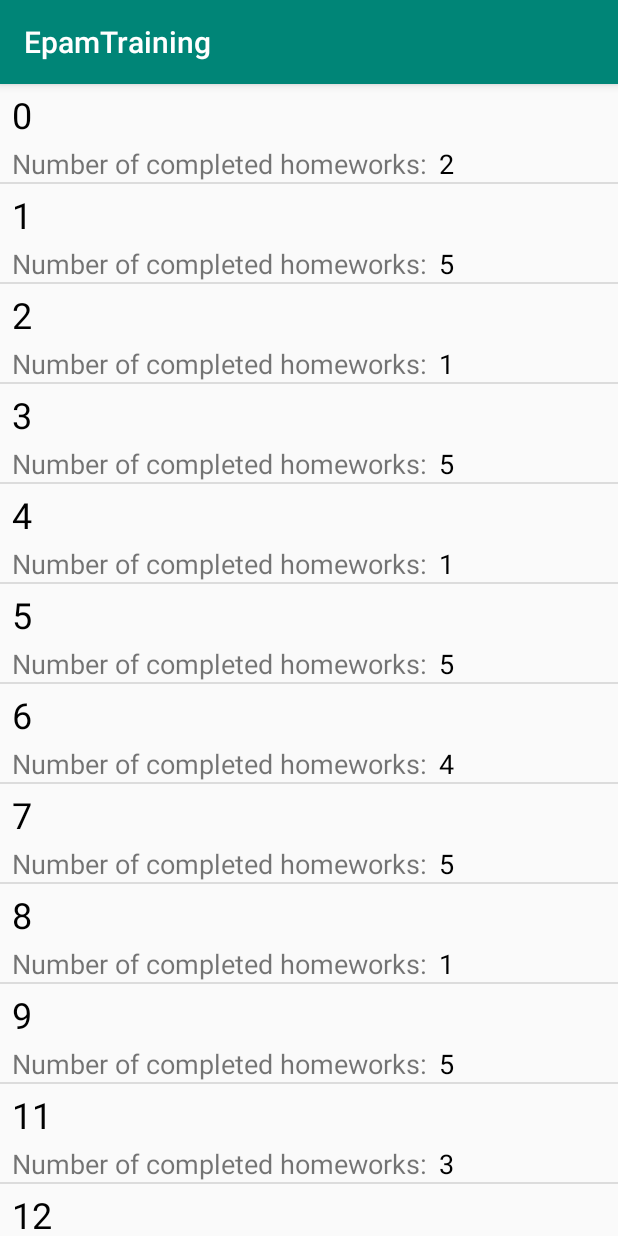
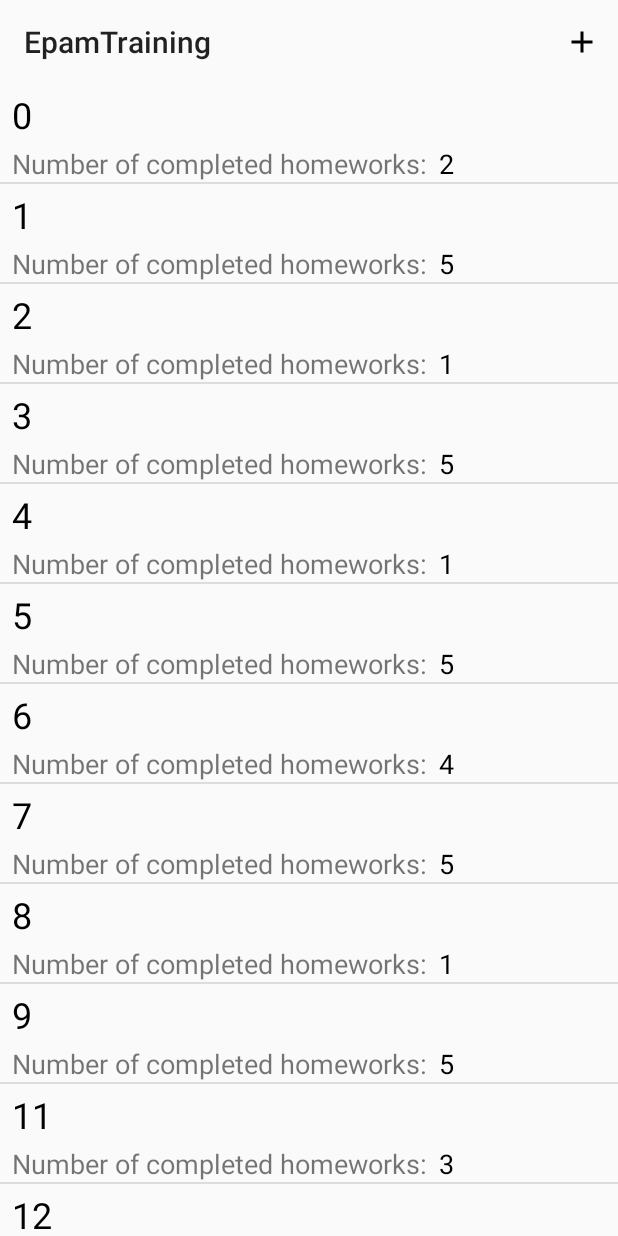
Before and after one commit to MaximSemashko/EpamTraining, an Android app: the screen it shows after launch (StudentsActivity), on a phone screen of 412 x 824 dp. Run offline under Robolectric (Android 15) with nearby library versions, the phone set to English and light mode, and no system bars.

Commit message:
added method to pull entity to backend and to recycler

```diff
--- a/app/build.gradle
+++ b/app/build.gradle
@@ -26,6 +26,7 @@ dependencies {
     implementation fileTree(dir: 'libs', include: ['*.jar'])
     implementation 'com.android.support:appcompat-v7:28.0.0'
     implementation 'com.android.support.constraint:constraint-layout:1.1.3'
+    implementation 'com.android.support:support-v4:28.0.0'
     testImplementation 'junit:junit:4.12'
     androidTestImplementation 'com.android.support.test:runner:1.0.2'
     androidTestImplementation 'com.android.support.test.espresso:espresso-core:3.0.2'
--- a/app/src/main/java/com/example/epamtraining/StudentsAdapter.java
+++ b/app/src/main/java/com/example/epamtraining/StudentsAdapter.java
@@ -85,6 +85,12 @@ public class StudentsAdapter extends RecyclerView.Adapter<RecyclerView.ViewHolde
         notifyDataSetChanged();
     }
 
+    public void addStudent(final Student student){
+        webService.addEntity(student);
+        students.add(student);
+        notifyDataSetChanged();
+    }
+
     public void onItemMove(int fromPosition, int toPosition) {
         if (fromPosition < toPosition) {
             for (int i = fromPosition; i < toPosition; i++) {
--- a/app/src/main/java/com/example/epamtraining/backend/IWebService.java
+++ b/app/src/main/java/com/example/epamtraining/backend/IWebService.java
@@ -1,5 +1,6 @@
 package com.example.epamtraining.backend;
 
+import com.example.epamtraining.entities.Student;
 import com.example.epamtraining.util.ICallback;
 
 import java.util.List;
@@ -13,4 +14,6 @@ public interface IWebService<T> {
                      final ICallback<List<T>> callback);
 
     void removeEntity(final Long id);
+
+    void addEntity(final Student student);
 }
--- a/app/src/main/java/com/example/epamtraining/backend/StudentsWebService.java
+++ b/app/src/main/java/com/example/epamtraining/backend/StudentsWebService.java
@@ -20,7 +20,6 @@ public class StudentsWebService implements IWebService<Student> {
     {
         for (int i = 0; i < 30; i++) {
             Student student = new Student();
-            student.setId((long) i);
             student.setHwCounter(1 + random.nextInt(5));
             student.setName(String.valueOf(i));
             students.add(student);
@@ -50,4 +49,9 @@ public class StudentsWebService implements IWebService<Student> {
             students.removeIf(student -> student.getId().equals(id));
         }
     }
+
+    @Override
+    public void addEntity(final Student student) {
+        students.add(student);
+    }
 }
--- a/app/src/main/java/com/example/epamtraining/entities/Student.java
+++ b/app/src/main/java/com/example/epamtraining/entities/Student.java
@@ -2,12 +2,19 @@ package com.example.epamtraining.entities;
 
 
 public class Student {
+    private static int count = 0;
     private Long id;
     private String name;
     private int hwCounter;
 
-    public void setId(Long id) {
-        this.id = id;
+    public Student() {
+        this.id = (long) ++count;
+    }
+
+    public Student(String name, int hwCounter) {
+        this.id = (long) ++count;
+        this.name = name;
+        this.hwCounter = hwCounter;
     }
 
     public Long getId() {
--- /dev/null
+++ b/app/src/main/res/drawable/ic_add_student.xml
@@ -0,0 +1,9 @@
+<vector xmlns:android="http://schemas.android.com/apk/res/android"
+    android:width="24dp"
+    android:height="24dp"
+    android:viewportWidth="24.0"
+    android:viewportHeight="24.0">
+    <path
+        android:fillColor="#FF000000"
+        android:pathData="M19,13h-6v6h-2v-6H5v-2h6V5h2v6h6v2z" />
+</vector>
--- a/app/src/main/res/layout/activity_students.xml
+++ b/app/src/main/res/layout/activity_students.xml
@@ -1,5 +1,19 @@
 <?xml version="1.0" encoding="utf-8"?>
-<android.support.v7.widget.RecyclerView xmlns:android="http://schemas.android.com/apk/res/android"
-    android:id="@+id/students_list"
+<LinearLayout xmlns:android="http://schemas.android.com/apk/res/android"
     android:layout_width="match_parent"
-    android:layout_height="match_parent" />
+    android:layout_height="match_parent"
+    android:orientation="vertical">
+
+    <android.support.v7.widget.Toolbar
+        android:id="@+id/toolbar"
+        android:layout_width="match_parent"
+        android:layout_height="?android:attr/actionBarSize">
+
+    </android.support.v7.widget.Toolbar>
+
+    <android.support.v7.widget.RecyclerView xmlns:android="http://schemas.android.com/apk/res/android"
+        android:id="@+id/students_list"
+        android:layout_width="match_parent"
+        android:layout_height="match_parent"/>
+
+</LinearLayout>
--- /dev/null
+++ b/app/src/main/res/menu/toolbar_menu.xml
@@ -0,0 +1,12 @@
+<?xml version="1.0" encoding="utf-8"?>
+<menu xmlns:android="http://schemas.android.com/apk/res/android"
+    xmlns:app="http://schemas.android.com/apk/res-auto">
+
+    <item
+        android:id="@+id/add_student"
+        android:icon="@drawable/ic_add_student"
+        android:orderInCategory="300"
+        android:title="@string/add_student_title"
+        app:showAsAction="ifRoom" />
+
+</menu>
--- a/app/src/main/res/values/colors.xml
+++ b/app/src/main/res/values/colors.xml
@@ -4,4 +4,6 @@
     <color name="colorPrimaryDark">#00574B</color>
     <color name="colorAccent">#D81B60</color>
     <color name="colorBlack">#000000</color>
+    <color name="colorYellow">#FFFFBB33</color>
+    <color name="colorWhite">#FFFFFF</color>
 </resources>
--- a/app/src/main/res/values/strings.xml
+++ b/app/src/main/res/values/strings.xml
@@ -1,4 +1,9 @@
 <resources>
     <string name="app_name">EpamTraining</string>
     <string name="number_of_completed_homeworks">Number of completed homeworks:</string>
+    <string name="add_student_title">Add student</string>
+    <string name="student_name">Name</string>
+    <string name="student_homeworks">Homeworks</string>
+    <string name="cancel">Cancel</string>
+    <string name="add">Add</string>
 </resources>
--- a/app/src/main/res/values/styles.xml
+++ b/app/src/main/res/values/styles.xml
@@ -1,7 +1,7 @@
 <resources>
 
     <!-- Base application theme. -->
-    <style name="AppTheme" parent="Theme.AppCompat.Light.DarkActionBar">
+    <style name="AppTheme" parent="Theme.AppCompat.Light.NoActionBar">
         <!-- Customize your theme here. -->
         <item name="colorPrimary">@color/colorPrimary</item>
         <item name="colorPrimaryDark">@color/colorPrimaryDark</item>
```
Also changed, not shown: app/src/main/java/com/example/epamtraining/StudentsActivity.java (+62 -0 lines), app/src/main/res/layout/dialog_add_student.xml (added, +43 -0 lines).
